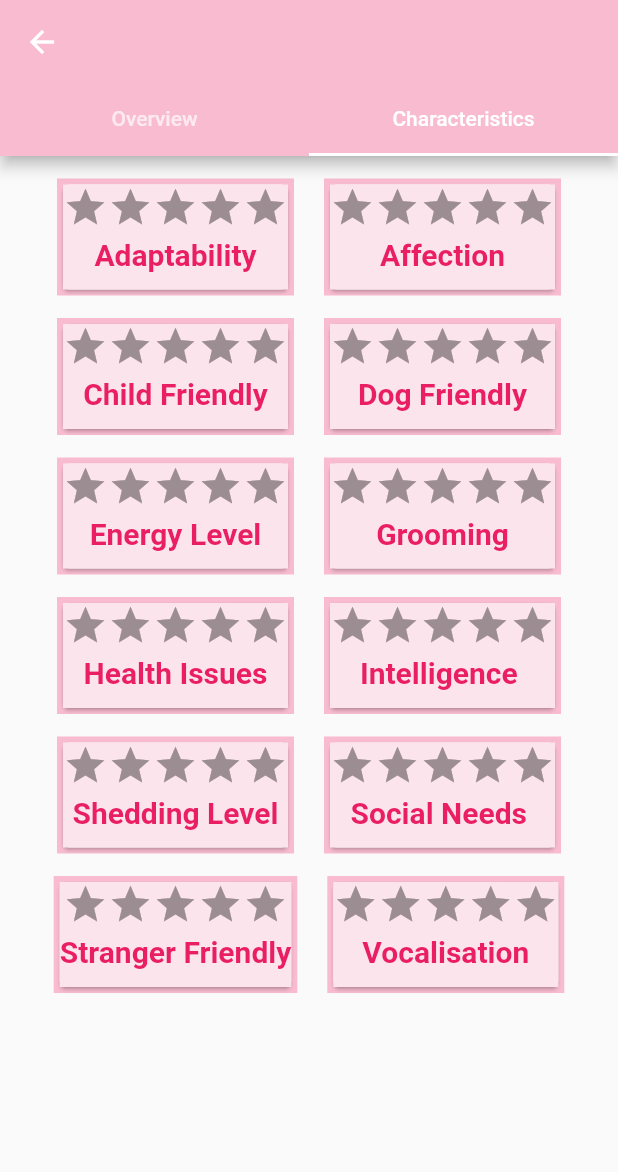
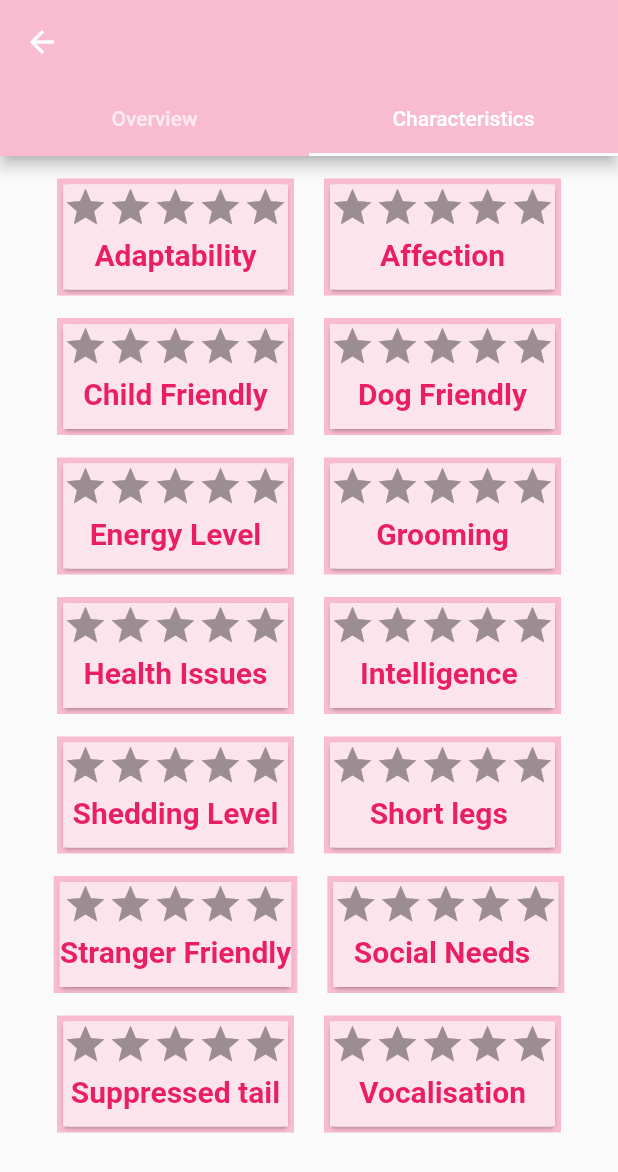
Before and after one commit to lucasoliveirasouza/wikipets, a Flutter app: the CatView screen opened directly with empty values, tab 2 chosen, on a phone screen of 412 x 824 dp. Shown: the top 1172 px of the screen. Run offline on Flutter 3.47's test engine with Material 2 defaults, Android fonts, the phone set to English and light mode, and no system bars; drawn by our look-alikes of flutter_rating_bar; our stand-ins replace get; network calls fail.

Commit message:
adicionar as outras caracteristicas aos gatos #25

```diff
--- a/lib/componentes/rating_card.dart
+++ b/lib/componentes/rating_card.dart
@@ -1,5 +1,6 @@
 import 'package:flutter/material.dart';
 import 'package:flutter_rating_bar/flutter_rating_bar.dart';
+import 'package:wikipets/constantes.dart';
 
 class RatingItem extends StatelessWidget {
   String title;
@@ -13,10 +14,10 @@ class RatingItem extends StatelessWidget {
 
   Widget build(BuildContext context) {
     return Container(
-      color: Colors.pink.shade100,
+      color: color2,
       child: Card(
         child: Container(
-          color: Colors.pink.shade50,
+          color: color1,
           child: Column(
             children: [
               SizedBox(
@@ -41,7 +42,7 @@ class RatingItem extends StatelessWidget {
                   style: TextStyle(
                     fontSize: 20,
                     fontWeight: FontWeight.bold,
-                    color: Colors.pink,
+                    color: color3,
                   ),
                 ),
               ),
--- a/lib/constantes.dart
+++ b/lib/constantes.dart
@@ -3,3 +3,7 @@ import 'package:flutter/material.dart';
 const Color color1 = Color(0xFFFCE4EC);
 const Color color2 = Color(0xFFF8BBD0);
 const Color color3 = Color(0xFFE91E63);
+
+/*const Color color1 = Color(0xFFE3F2FD);
+const Color color2 = Color(0xFFBBDEFB);
+const Color color3 = Color(0xFF2196F3);*/
--- a/lib/views/cat/cat.dart
+++ b/lib/views/cat/cat.dart
@@ -139,6 +139,25 @@ class _CatViewState extends State<CatView> {
                 width: 20,
               ),
               RatingItem(
+                rating: double.parse(widget.cat.shortLegs.toString()),
+                title: "Short legs ",
+              ),
+            ],
+          ),
+          SizedBox(
+            height: 15,
+          ),
+          Row(
+            mainAxisAlignment: MainAxisAlignment.center,
+            children: [
+              RatingItem(
+                rating: double.parse(widget.cat.strangerFriendly.toString()),
+                title: "Stranger Friendly",
+              ),
+              Container(
+                width: 20,
+              ),
+              RatingItem(
                 rating: double.parse(widget.cat.socialNeeds.toString()),
                 title: "Social Needs ",
               ),
@@ -151,8 +170,8 @@ class _CatViewState extends State<CatView> {
             mainAxisAlignment: MainAxisAlignment.center,
             children: [
               RatingItem(
-                rating: double.parse(widget.cat.strangerFriendly.toString()),
-                title: "Stranger Friendly",
+                rating: double.parse(widget.cat.suppressedTail.toString()),
+                title: "Suppressed tail",
               ),
               Container(
                 width: 20,
--- a/lib/views/dog/dog.dart
+++ b/lib/views/dog/dog.dart
@@ -18,7 +18,7 @@ class _DogViewState extends State<DogView> {
     return Scaffold(
       appBar: AppBar(
         title: Text(widget.dog.name ?? ""),
-        backgroundColor: Colors.pink.shade100,
+        backgroundColor: color2,
       ),
       body: Container(
         padding: EdgeInsets.only(left: 15, right: 15, top: 10),
@@ -30,7 +30,7 @@ class _DogViewState extends State<DogView> {
             Container(
               decoration: BoxDecoration(
                 border: Border.all(
-                  color: Colors.pink.shade100,
+                  color: color2,
                   style: BorderStyle.solid,
                   width: 5.0,
                 ),
@@ -47,7 +47,7 @@ class _DogViewState extends State<DogView> {
               padding: EdgeInsets.only(top: 2, bottom: 2, left: 5, right: 5),
               decoration: BoxDecoration(
                 border: Border.all(
-                  color: Colors.pink.shade100,
+                  color: color2,
                   style: BorderStyle.solid,
                   width: 2.0,
                 ),
```
Also changed, not shown: lib/componentes/row_table.dart (+4 -3 lines).
